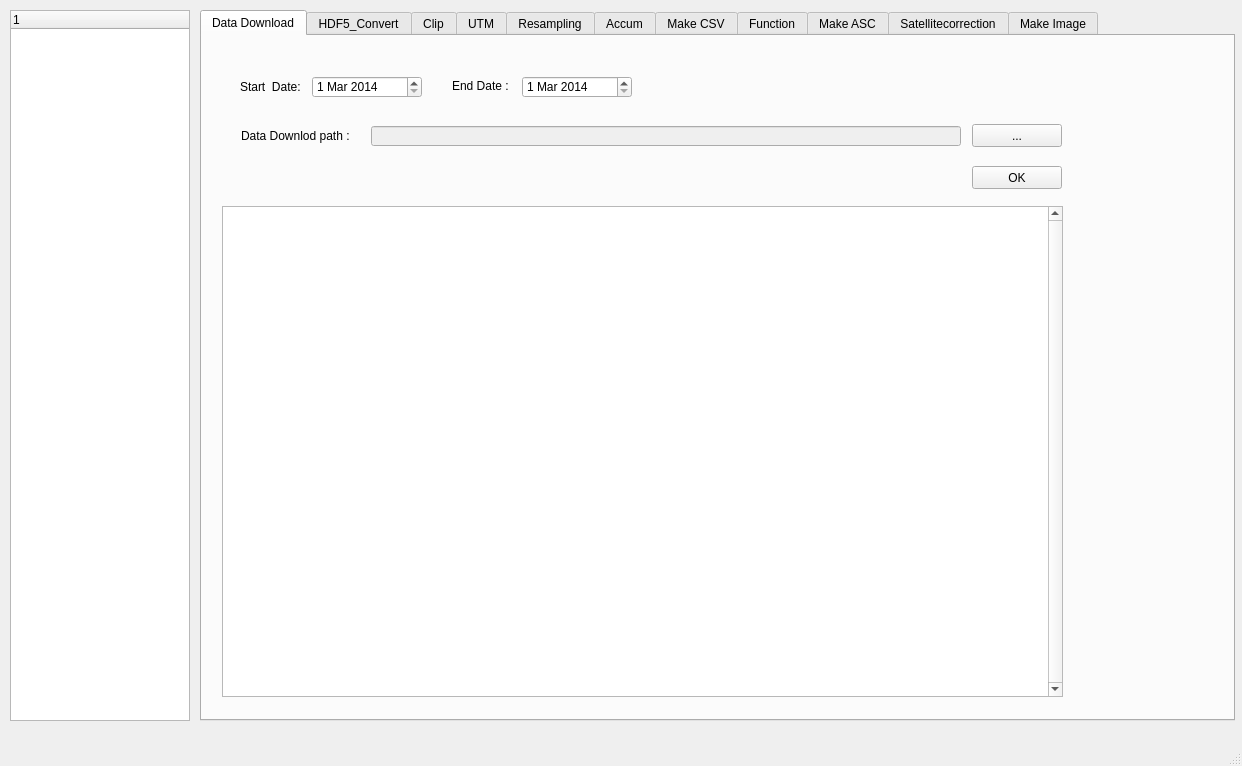
Old version of the form GPM_dialog_base.ui in the repository hermesys2017/GPM.
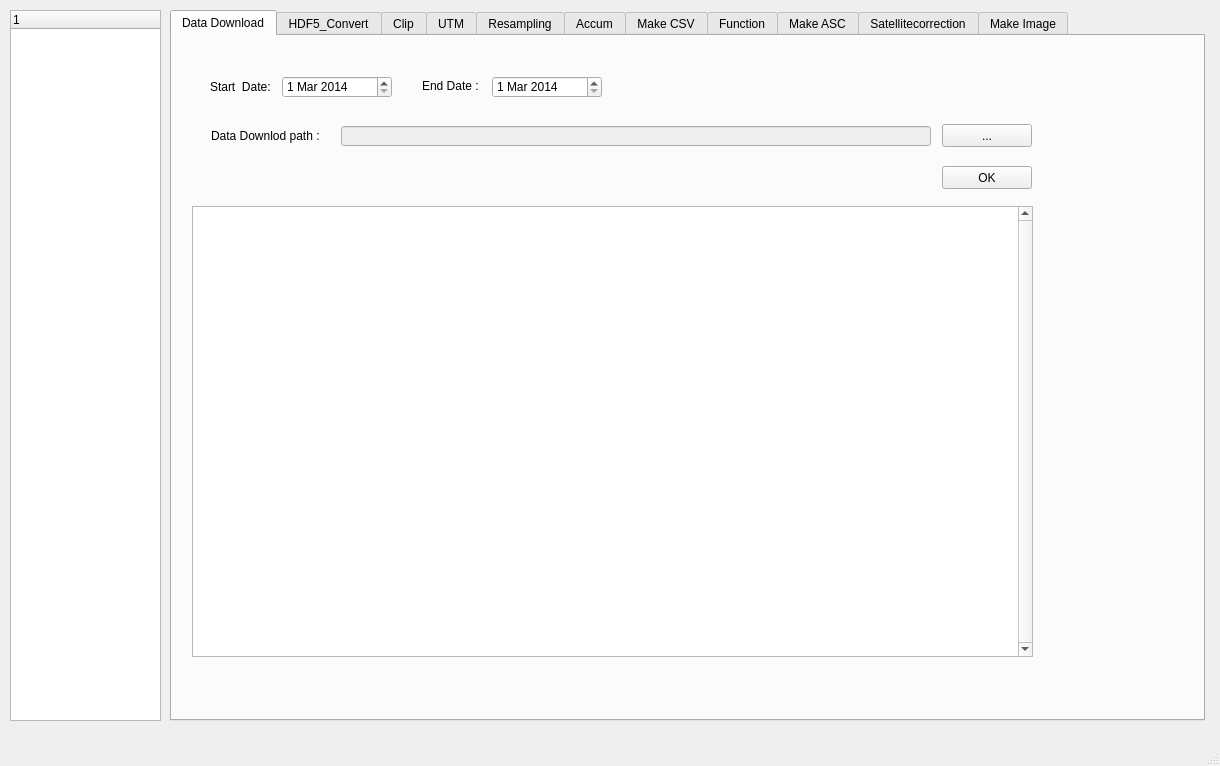
New version of the form.

Diff of the .ui file:
```diff
--- a/GPM_dialog_base.ui
+++ b/GPM_dialog_base.ui
@@ -6,10 +6,28 @@
    <rect>
     <x>0</x>
     <y>0</y>
-    <width>1242</width>
+    <width>1220</width>
     <height>766</height>
    </rect>
   </property>
+  <property name="sizePolicy">
+   <sizepolicy hsizetype="Fixed" vsizetype="Fixed">
+    <horstretch>0</horstretch>
+    <verstretch>0</verstretch>
+   </sizepolicy>
+  </property>
+  <property name="minimumSize">
+   <size>
+    <width>0</width>
+    <height>0</height>
+   </size>
+  </property>
+  <property name="baseSize">
+   <size>
+    <width>0</width>
+    <height>-1</height>
+   </size>
+  </property>
   <property name="windowTitle">
    <string>KICT GPM</string>
   </property>
@@ -19,7 +37,7 @@
      <rect>
       <x>10</x>
       <y>10</y>
-      <width>180</width>
+      <width>151</width>
       <height>711</height>
      </rect>
     </property>
@@ -32,7 +50,7 @@
    <widget class="QTabWidget" name="tabWidget">
     <property name="geometry">
      <rect>
-      <x>200</x>
+      <x>170</x>
       <y>10</y>
       <width>1035</width>
       <height>711</height>
@@ -169,12 +187,21 @@
         <x>20</x>
         <y>170</y>
         <width>841</width>
-        <height>491</height>
+        <height>451</height>
        </rect>
       </property>
       <property name="verticalScrollBarPolicy">
        <enum>Qt::ScrollBarAlwaysOn</enum>
       </property>
+      <property name="readOnly">
+       <bool>true</bool>
+      </property>
+      <property name="overwriteMode">
+       <bool>true</bool>
+      </property>
+      <property name="textInteractionFlags">
+       <set>Qt::NoTextInteraction</set>
+      </property>
      </widget>
     </widget>
     <widget class="QWidget" name="tab_8">
```
Left out of the diff: 2 changed lines with no effect on the pictures.
